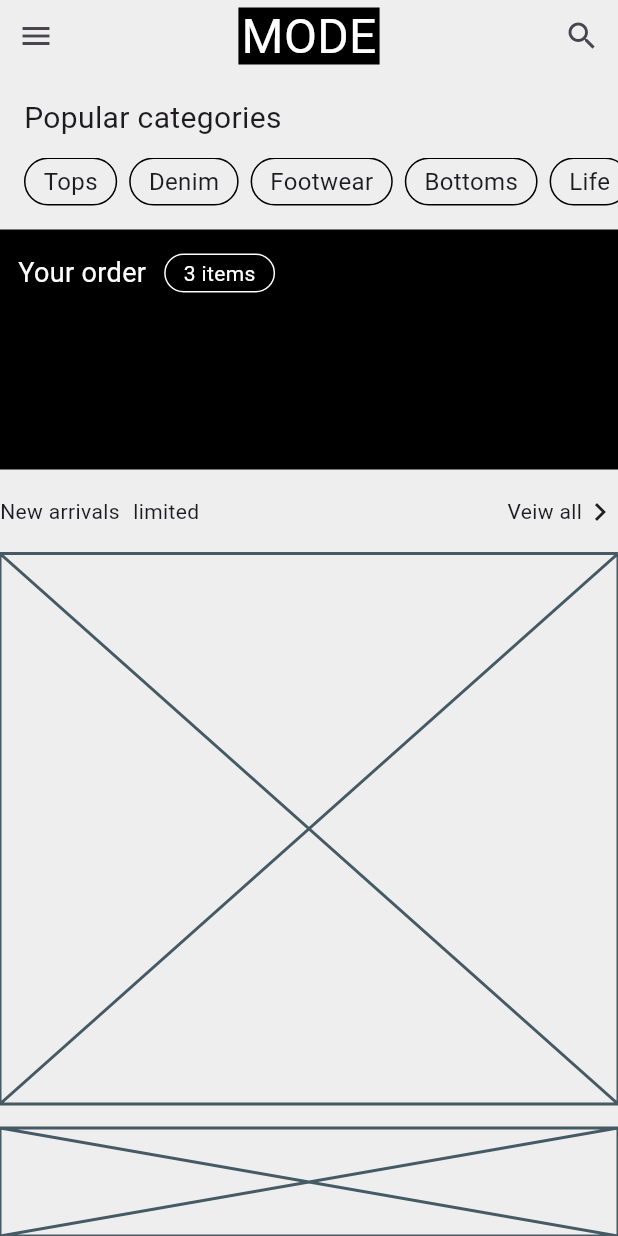
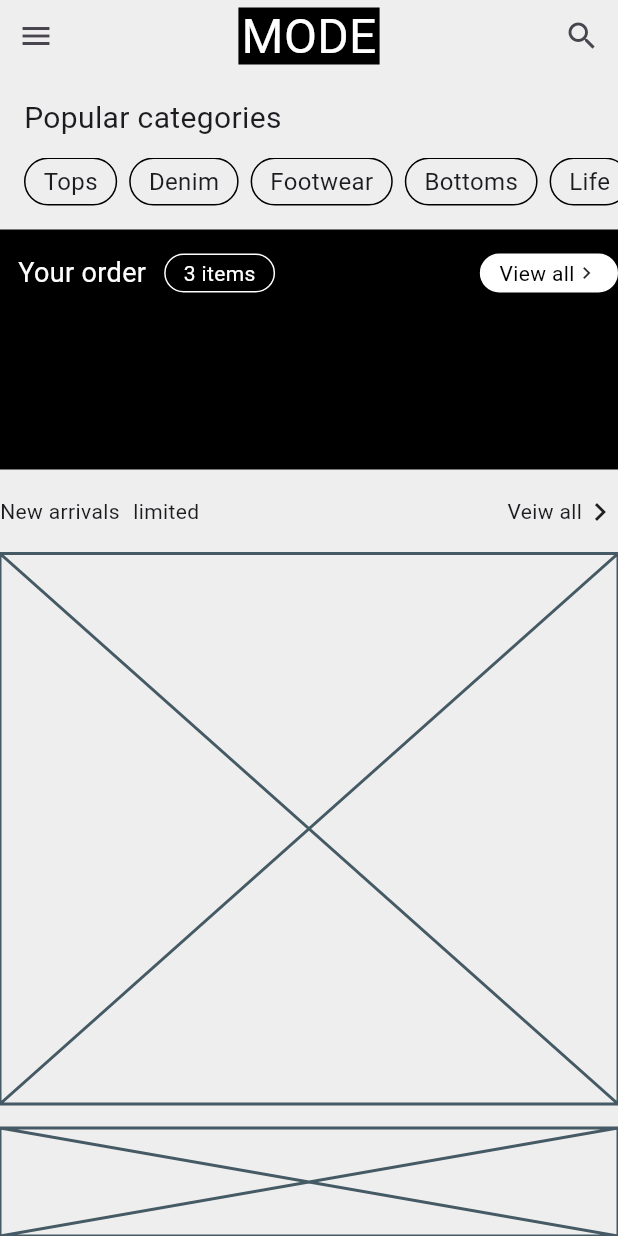
Before and after one commit to JAICHANGPARK/flutter_notebook_chapter_49, a Flutter app: the ECommerceHomePage screen opened directly, on a phone screen of 412 x 824 dp. Run offline on Flutter 3.47's test engine with Material 3 defaults, Android fonts, the phone set to English and light mode, and no system bars; our stand-ins replace google_fonts; Roboto replaces fonts that are missing (Akshar).

Commit message:
Update e_commerce_home_page.dart

```diff
--- a/lib/ep2451_e_commerce_app/ui/e_commerce_home_page.dart
+++ b/lib/ep2451_e_commerce_app/ui/e_commerce_home_page.dart
@@ -84,7 +84,7 @@ class _ECommerceHomePageState extends State<ECommerceHomePage> {
               height: 160,
               decoration: BoxDecoration(color: Colors.black),
               child: Padding(
-                padding: const EdgeInsets.fromLTRB(12, 16, 0,12),
+                padding: const EdgeInsets.fromLTRB(12, 16, 0, 12),
                 child: Column(
                   children: [
                     Row(
@@ -98,7 +98,7 @@ class _ECommerceHomePageState extends State<ECommerceHomePage> {
                           ),
                         ),
                         Container(
-                          padding: .symmetric(horizontal: 12,vertical: 2),
+                          padding: .symmetric(horizontal: 12, vertical: 2),
                           decoration: ShapeDecoration(
                             shape: StadiumBorder(
                               side: BorderSide(color: Colors.white),
@@ -107,6 +107,25 @@ class _ECommerceHomePageState extends State<ECommerceHomePage> {
                           child: Text(
                             "3 items",
                             style: GoogleFonts.akshar(color: Colors.white),
+                          ),
+                        ),
+                        Spacer(),
+                        Container(
+                          padding: .symmetric(horizontal: 12, vertical: 2),
+                          decoration: ShapeDecoration(
+                            shape: StadiumBorder(
+                              side: BorderSide(color: Colors.white),
+                            ),
+                            color: Colors.white,
+                          ),
+                          child: Row(
+                            children: [
+                              Text(
+                                "View all",
+                                style: GoogleFonts.akshar(color: Colors.black),
+                              ),
+                              Icon(Icons.keyboard_arrow_right, size: 16),
+                            ],
                           ),
                         ),
                       ],
```
